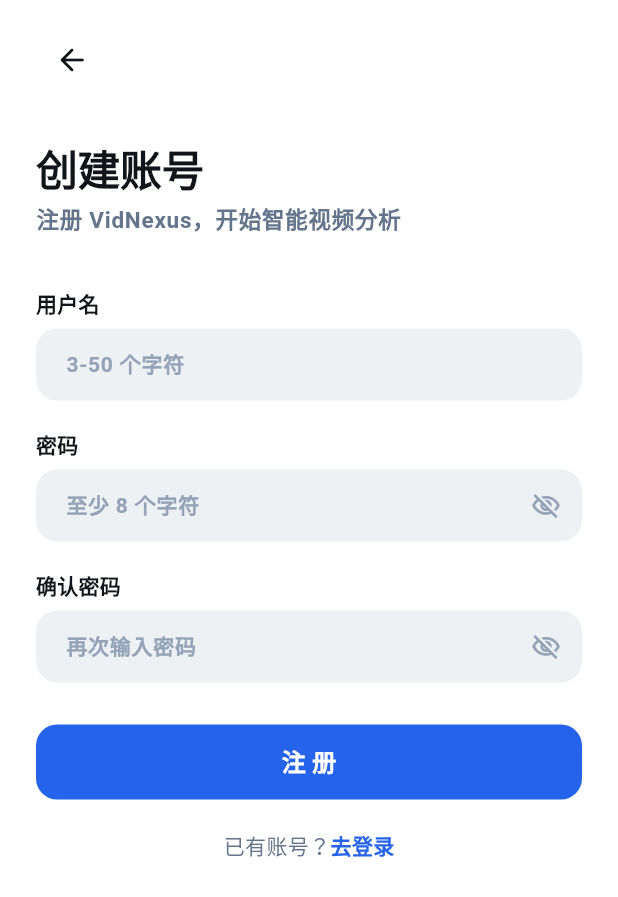
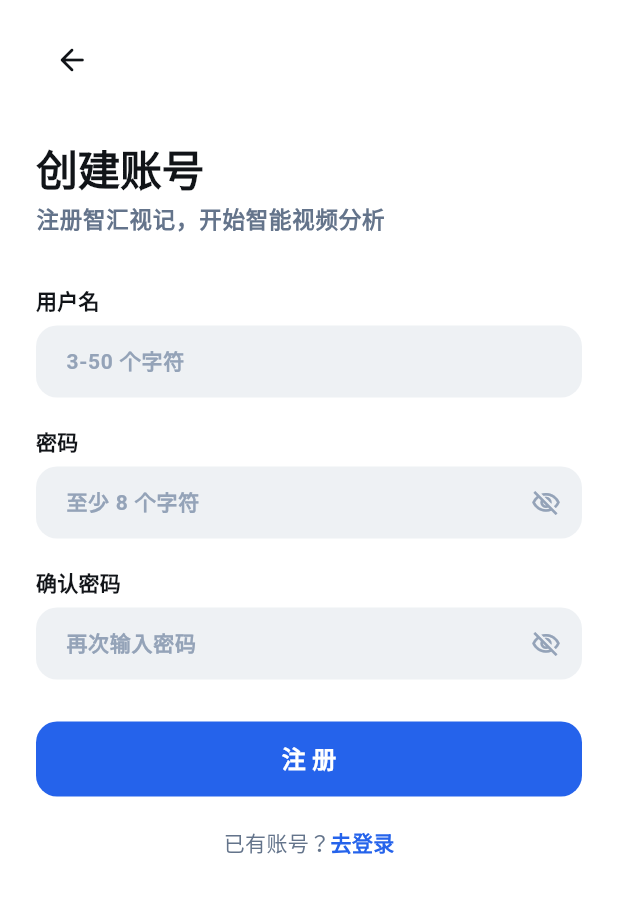
Before and after one commit to ZanytriumPH/vidnexus, a Flutter app: the RegisterScreen screen opened by its route, on a phone screen of 412 x 824 dp. Shown: the top 897 px of the screen. Run offline on Flutter 3.47's test engine with Material 3 defaults, Android fonts, the light colour scheme and no system bars; our stand-ins replace dio, file_picker, flutter_markdown_plus, flutter_riverpod, flutter_secure_storage; accounts and stored records are empty.

Commit message:
登录页样式调整

```diff
--- a/lib/features/auth/register_screen.dart
+++ b/lib/features/auth/register_screen.dart
@@ -51,12 +51,18 @@ class _RegisterScreenState extends ConsumerState<RegisterScreen> {
             child: Column(
               crossAxisAlignment: CrossAxisAlignment.stretch,
               children: [
-                Align(
-                  alignment: Alignment.centerLeft,
-                  child: IconButton(
-                    onPressed: () => AppNavigator.popCurrent(context),
-                    icon: const Icon(Icons.arrow_back_rounded, size: 24),
-                    color: AppColors.textPrimary,
+                Visibility(
+                  visible: Navigator.canPop(context),
+                  maintainSize: true,
+                  maintainAnimation: true,
+                  maintainState: true,
+                  child: Align(
+                    alignment: Alignment.centerLeft,
+                    child: IconButton(
+                      onPressed: () => AppNavigator.popCurrent(context),
+                      icon: const Icon(Icons.arrow_back_rounded, size: 24),
+                      color: AppColors.textPrimary,
+                    ),
                   ),
                 ),
                 const SizedBox(height: 32),
@@ -70,7 +76,7 @@ class _RegisterScreenState extends ConsumerState<RegisterScreen> {
                 ),
                 const SizedBox(height: 8),
                 Text(
-                  '注册 VidNexus，开始智能视频分析',
+                  '注册智汇视记，开始智能视频分析',
                   style: Theme.of(context).textTheme.bodyLarge?.copyWith(
                         fontSize: 15,
                         color: AppColors.textSecondary,
--- a/pubspec.yaml
+++ b/pubspec.yaml
@@ -66,10 +66,8 @@ flutter:
   # the material Icons class.
   uses-material-design: true
 
-  # To add assets to your application, add an assets section, like this:
-  # assets:
-  #   - images/a_dot_burr.jpeg
-  #   - images/a_dot_ham.jpeg
+  assets:
+    - assets/icon/app_icon.png
 
   # An image asset can refer to one or more resolution-specific "variants", see
   # https://flutter.dev/to/resolution-aware-images
```
Also changed, not shown: lib/features/auth/auth_gate.dart (+48 -18 lines), lib/features/auth/login_screen.dart (+13 -7 lines).
